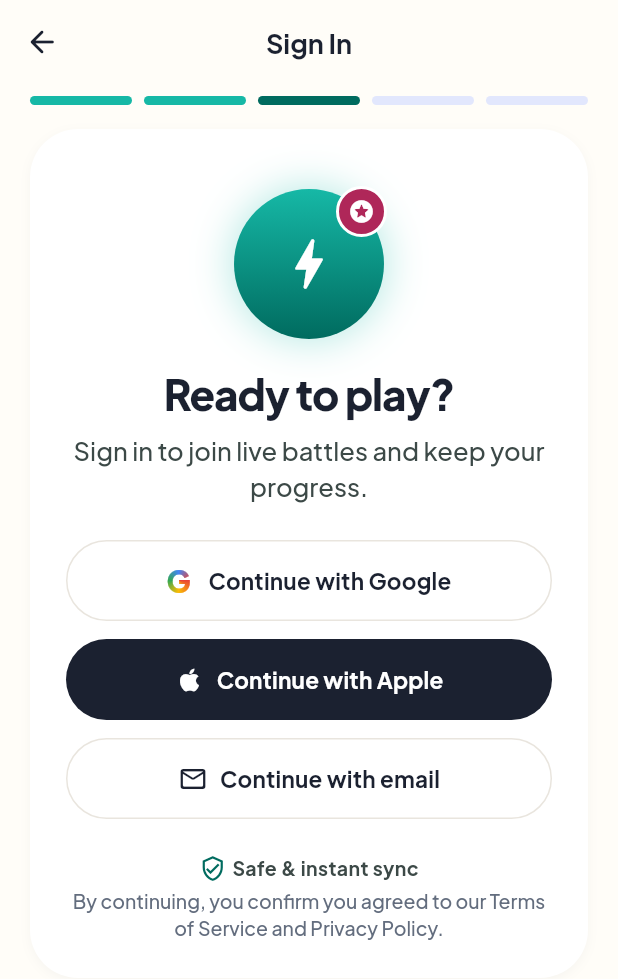
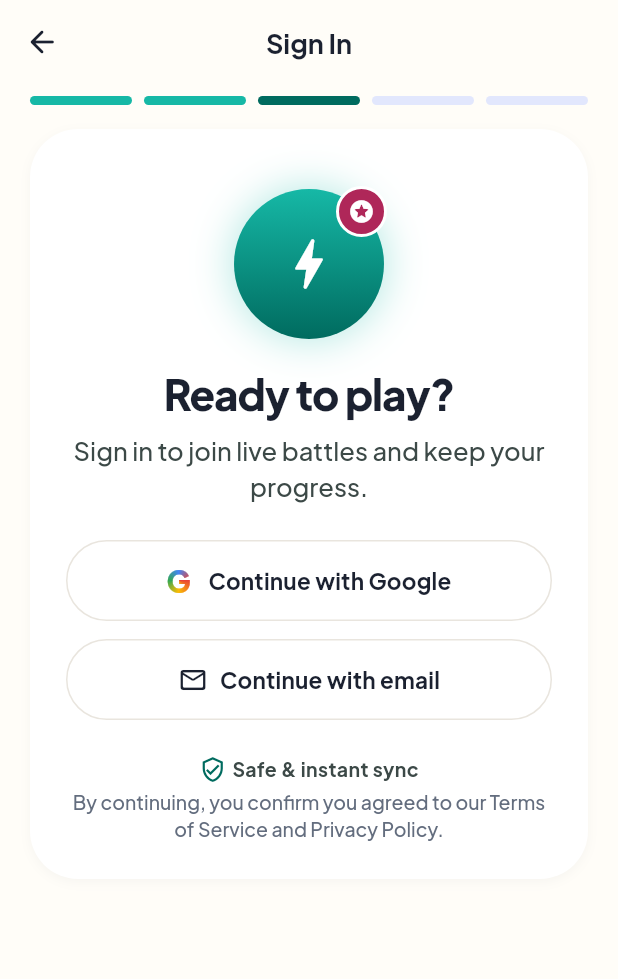
Before and after one commit to hakantimur/oltivra, a Flutter app: the SignInScreen screen opened by its route, on a phone screen of 412 x 824 dp. Shown: the top 979 px of the screen. Run offline on Flutter 3.47's test engine with Material 3 defaults, Android fonts, the phone set to English and light mode, and no system bars; our stand-ins replace firebase_auth, firebase_core, firebase_database, firebase_messaging, flutter_riverpod, go_router and 6 more; missing offline and left inert: firebase_app_check; accounts and stored records are empty.

Commit message:
mobile: drop Apple sign-in on Android, bump to 1.0.0+5
The app ships on Google Play only for now, so the sign-in screen offers Google and email.

Co-Authored-By: Claude Opus 5.5 <noreply@anthropic.com>

```diff
--- a/mobile/lib/features/onboarding/sign_in_screen.dart
+++ b/mobile/lib/features/onboarding/sign_in_screen.dart
@@ -12,9 +12,10 @@ import '../../theme/tokens.dart';
 import '../../widgets/o_widgets.dart';
 import 'widgets.dart';
 
-enum _Provider { google, apple }
+enum _Provider { google }
 
-/// P01 · Sign in or create account: Google, Apple and email, in that order and equally prominent (spec §2.1).
+/// P01 · Sign in or create account: Google and email, equally prominent (spec §2.1). Apple sign-in is not offered
+/// while the app ships on Android only.
 /// Once signed in, `onboardingRedirect` takes over (bootstrap → consent → name → avatar).
 class SignInScreen extends ConsumerStatefulWidget {
   const SignInScreen({super.key});
@@ -100,15 +101,6 @@ class _SignInScreenState extends ConsumerState<SignInScreen> {
                       leading: const _GoogleGlyph(),
                       loading: _busy == _Provider.google,
                       onPressed: _busy == null ? () => _run(_Provider.google, (a) => a.signInWithGoogle()) : null,
-                    ),
-                    const SizedBox(height: OSpace.md),
-                    OButton(
-                      key: const Key('signin-apple'),
-                      label: context.t('onboarding.signin.apple'),
-                      style: OButtonStyle.dark,
-                      icon: Icons.apple,
-                      loading: _busy == _Provider.apple,
-                      onPressed: _busy == null ? () => _run(_Provider.apple, (a) => a.signInWithApple()) : null,
                     ),
                     const SizedBox(height: OSpace.md),
                     OButton(
--- a/mobile/pubspec.yaml
+++ b/mobile/pubspec.yaml
@@ -16,7 +16,7 @@ publish_to: 'none' # Remove this line if you wish to publish to pub.dev
 # https://developer.apple.com/library/archive/documentation/General/Reference/InfoPlistKeyReference/Articles/CoreFoundationKeys.html
 # In Windows, build-name is used as the major, minor, and patch parts
 # of the product and file versions while build-number is used as the build suffix.
-version: 1.0.0+4
+version: 1.0.0+5
 
 environment:
   sdk: ^3.13.2
```
Also changed, not shown: 1 other file.
